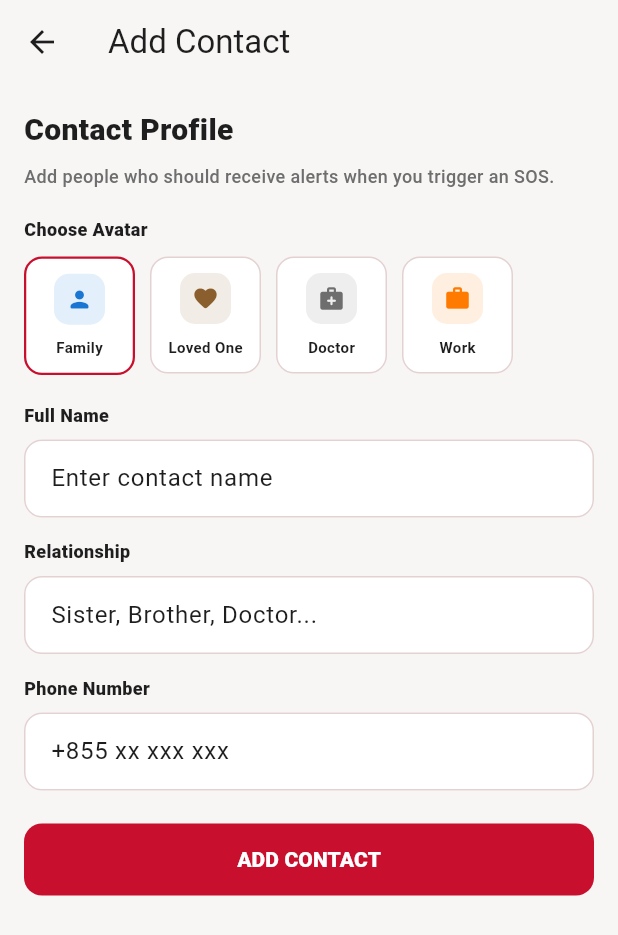
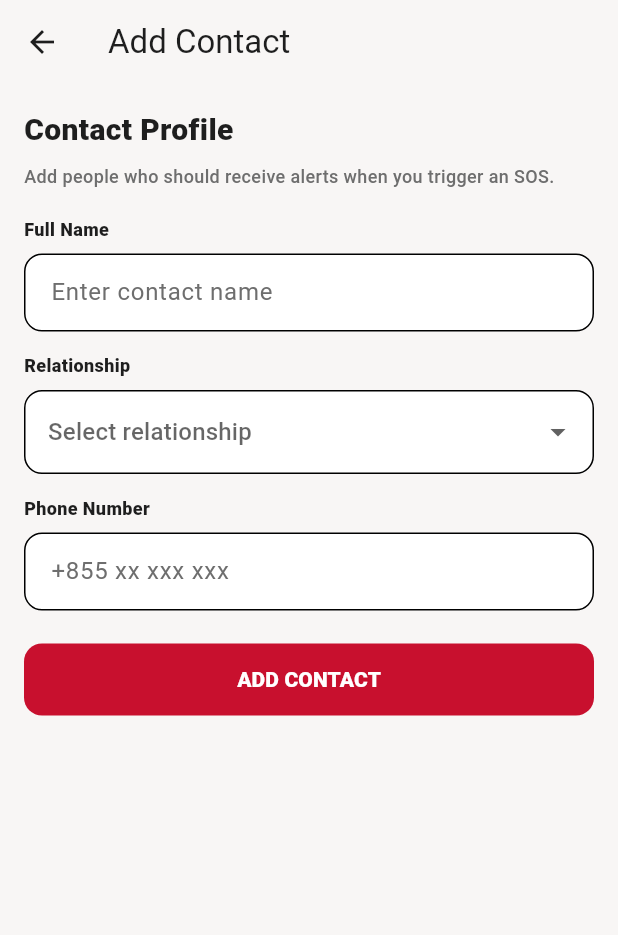
Before and after one commit to oulongheng09/Emergency_App, a Flutter app: the PersonalContactsScreen screen opened directly, after a tap on "ADD CONTACT", on a phone screen of 412 x 824 dp. Shown: the top 935 px of the screen. Run offline on Flutter 3.47's test engine with Material 3 defaults, Android fonts, the light colour scheme and no system bars; our stand-ins replace flutter_map, geolocator, latlong2, video_player; accounts and stored records are empty.

Commit message:
Modify dark mode in Emergency Contact, and remove avatar icon replace with relationship dropdown

```diff
--- a/lib/features/personal_contacts/add_edit_contact_screen.dart
+++ b/lib/features/personal_contacts/add_edit_contact_screen.dart
@@ -15,32 +15,8 @@ class _AddEditContactScreenState extends State<AddEditContactScreen> {
   late final TextEditingController _nameController;
   late final TextEditingController _relationshipController;
   late final TextEditingController _phoneController;
-  late _ContactAvatarOption _selectedAvatar;
 
   bool get _isEditing => widget.contact != null;
-
-  static const _avatarOptions = [
-    _ContactAvatarOption(
-      icon: Icons.person_rounded,
-      color: AppColors.policeBlue,
-      label: 'Family',
-    ),
-    _ContactAvatarOption(
-      icon: Icons.favorite_rounded,
-      color: Color(0xFF8B5E2E),
-      label: 'Loved One',
-    ),
-    _ContactAvatarOption(
-      icon: Icons.medical_services_rounded,
-      color: AppColors.textGrey,
-      label: 'Doctor',
-    ),
-    _ContactAvatarOption(
-      icon: Icons.work_rounded,
-      color: AppColors.fireOrange,
-      label: 'Work',
-    ),
-  ];
 
   @override
   void initState() {
@@ -51,11 +27,6 @@ class _AddEditContactScreenState extends State<AddEditContactScreen> {
       text: contact?.relationship ?? '',
     );
     _phoneController = TextEditingController(text: contact?.phone ?? '');
-    _selectedAvatar = _avatarOptions.firstWhere(
-      (option) =>
-          option.icon == contact?.icon && option.color == contact?.iconColor,
-      orElse: () => _avatarOptions.first,
-    );
   }
 
   @override
@@ -85,8 +56,8 @@ class _AddEditContactScreenState extends State<AddEditContactScreen> {
       name: name,
       relationship: relationship,
       phone: phone,
-      icon: _selectedAvatar.icon,
-      iconColor: _selectedAvatar.color,
+      icon: Icons.person,
+      iconColor: Colors.blue,
     );
 
     Navigator.of(context).pop(contact);
@@ -94,83 +65,64 @@ class _AddEditContactScreenState extends State<AddEditContactScreen> {
 
   @override
   Widget build(BuildContext context) {
+    final theme = Theme.of(context);
+    final isDarkMode = theme.brightness == Brightness.dark;
     return Scaffold(
-      backgroundColor: AppColors.background,
+      backgroundColor: theme.scaffoldBackgroundColor,
       appBar: AppBar(
-        backgroundColor: AppColors.background,
-        foregroundColor: AppColors.textDark,
+        backgroundColor: theme.scaffoldBackgroundColor,
+        foregroundColor: theme.colorScheme.onSurface,
         elevation: 0,
         title: Text(_isEditing ? 'Edit Contact' : 'Add Contact'),
       ),
       body: ListView(
         padding: const EdgeInsets.all(16),
         children: [
-          const Text(
+          Text(
             'Contact Profile',
             style: TextStyle(
               fontSize: 20,
               fontWeight: FontWeight.w900,
-              color: AppColors.textDark,
+              color: theme.colorScheme.onSurface,
             ),
           ),
           const SizedBox(height: 8),
-          const Text(
+          Text(
             'Add people who should receive alerts when you trigger an SOS.',
             style: TextStyle(
               fontSize: 12,
               fontWeight: FontWeight.w500,
-              color: AppColors.textGrey,
+              color: isDarkMode ? Colors.white70 : AppColors.textGrey,
             ),
           ),
+
           const SizedBox(height: 18),
-          const Text(
-            'Choose Avatar',
-            style: TextStyle(
-              fontSize: 12,
-              fontWeight: FontWeight.w800,
-              color: AppColors.textDark,
-            ),
-          ),
-          const SizedBox(height: 10),
-          Wrap(
-            spacing: 10,
-            runSpacing: 10,
-            children: [
-              for (final option in _avatarOptions)
-                _AvatarChoice(
-                  option: option,
-                  isSelected: option == _selectedAvatar,
-                  onTap: () {
-                    setState(() {
-                      _selectedAvatar = option;
-                    });
-                  },
-                ),
-            ],
-          ),
-          const SizedBox(height: 18),
+
           _ContactField(
+            isDarkMode: isDarkMode,
             controller: _nameController,
             label: 'Full Name',
             hint: 'Enter contact name',
             textInputAction: TextInputAction.next,
           ),
+
           const SizedBox(height: 14),
-          _ContactField(
-            controller: _relationshipController,
-            label: 'Relationship',
-            hint: 'Sister, Brother, Doctor...',
-            textInputAction: TextInputAction.next,
-          ),
+
+          _DropdownRelationshipField(controller: _relationshipController),
+
           const SizedBox(height: 14),
+
           _ContactField(
             controller: _phoneController,
             label: 'Phone Number',
             hint: '+855 xx xxx xxx',
             keyboardType: TextInputType.phone,
             textInputAction: TextInputAction.done,
+            isDarkMode: isDarkMode,
           ),
+
           const SizedBox(height: 22),
+
           SizedBox(
             height: 48,
             child: ElevatedButton(
@@ -200,6 +152,7 @@ class _ContactField extends StatelessWidget {
     required this.controller,
     required this.label,
     required this.hint,
+    required this.isDarkMode,
     this.keyboardType,
     this.textInputAction,
   });
@@ -207,42 +160,50 @@ class _ContactField extends StatelessWidget {
   final TextEditingController controller;
   final String label;
   final String hint;
+  final bool isDarkMode;
   final TextInputType? keyboardType;
   final TextInputAction? textInputAction;
 
   @override
   Widget build(BuildContext context) {
+    final theme = Theme.of(context);
     return Column(
       crossAxisAlignment: CrossAxisAlignment.start,
       children: [
         Text(
           label,
-          style: const TextStyle(
+          style: TextStyle(
             fontSize: 12,
             fontWeight: FontWeight.w800,
-            color: AppColors.textDark,
+            color: theme.colorScheme.onSurface,
           ),
         ),
+
         const SizedBox(height: 8),
+
         TextField(
           controller: controller,
           keyboardType: keyboardType,
           textInputAction: textInputAction,
+          style: TextStyle(color: theme.colorScheme.onSurface),
           decoration: InputDecoration(
             hintText: hint,
+            hintStyle: TextStyle(
+              color: isDarkMode ? Colors.white38 : AppColors.textGrey,
+            ),
             filled: true,
-            fillColor: Colors.white,
+            fillColor: theme.colorScheme.surface,
             contentPadding: const EdgeInsets.symmetric(
               horizontal: 14,
               vertical: 14,
             ),
             border: OutlineInputBorder(
               borderRadius: BorderRadius.circular(12),
-              borderSide: const BorderSide(color: AppColors.border),
+              borderSide: BorderSide(color: theme.dividerColor),
             ),
             enabledBorder: OutlineInputBorder(
               borderRadius: BorderRadius.circular(12),
-              borderSide: const BorderSide(color: AppColors.border),
+              borderSide: BorderSide(color: theme.dividerColor),
             ),
             focusedBorder: OutlineInputBorder(
               borderRadius: BorderRadius.circular(12),
@@ -255,67 +216,86 @@ class _ContactField extends StatelessWidget {
   }
 }
 
-class _AvatarChoice extends StatelessWidget {
-  const _AvatarChoice({
-    required this.option,
-    required this.isSelected,
-    required this.onTap,
-  });
+class _DropdownRelationshipField extends StatelessWidget {
+  const _DropdownRelationshipField({required this.controller});
 
-  final _ContactAvatarOption option;
-  final bool isSelected;
-  final VoidCallback onTap;
+  final TextEditingController controller;
+
+  static const List<String> relationships = [
+    'Family',
+    'Loved One',
+    'Doctor',
+    'Work',
+  ];
+
+  String _normalizeRelationship(String value) {
+    switch (value.toLowerCase()) {
+      case 'father':
+      case 'mother':
+      case 'brother':
+      case 'sister':
+      case 'family':
+        return 'Family';
+
+      case 'friend':
+      case 'wife':
+      case 'husband':
+      case 'girlfriend':
+      case 'boyfriend':
+      case 'loved one':
+        return 'Loved One';
+
+      case 'doctor':
+        return 'Doctor';
+
+      case 'colleague':
+      case 'boss':
+      case 'work':
+        return 'Work';
+
+      default:
+        return 'Family';
+    }
+  }
 
   @override
   Widget build(BuildContext context) {
-    return GestureDetector(
-      onTap: onTap,
-      child: Container(
-        width: 74,
-        padding: const EdgeInsets.symmetric(vertical: 10),
-        decoration: BoxDecoration(
-          color: Colors.white,
-          borderRadius: BorderRadius.circular(12),
-          border: Border.all(
-            color: isSelected ? AppColors.primaryRed : AppColors.border,
-            width: isSelected ? 1.5 : 1,
+    final theme = Theme.of(context);
+
+    return Column(
+      crossAxisAlignment: CrossAxisAlignment.start,
+      children: [
+        Text(
+          'Relationship',
+          style: TextStyle(
+            fontSize: 12,
+            fontWeight: FontWeight.w800,
+            color: theme.colorScheme.onSurface,
           ),
         ),
-        child: Column(
-          children: [
-            Container(
-              width: 34,
-              height: 34,
-              decoration: BoxDecoration(
-                color: option.color.withValues(alpha: 0.12),
-                borderRadius: BorderRadius.circular(10),
-              ),
-              child: Icon(option.icon, color: option.color, size: 18),
+        const SizedBox(height: 8),
+        DropdownButtonFormField<String>(
+          value: controller.text.isEmpty
+              ? null
+              : _normalizeRelationship(controller.text),
+          decoration: InputDecoration(
+            filled: true,
+            fillColor: theme.colorScheme.surface,
+            border: OutlineInputBorder(borderRadius: BorderRadius.circular(12)),
+            enabledBorder: OutlineInputBorder(
+              borderRadius: BorderRadius.circular(12),
+              borderSide: BorderSide(color: theme.dividerColor),
             ),
-            const SizedBox(height: 8),
-            Text(
-              option.label,
-              style: const TextStyle(
-                fontSize: 10,
-                fontWeight: FontWeight.w700,
-                color: AppColors.textDark,
-              ),
-            ),
-          ],
+          ),
+          hint: const Text('Select relationship'),
+          items: relationships.map((item) {
+            return DropdownMenuItem(value: item, child: Text(item));
+          }).toList(),
+          onChanged: (value) {
+            controller.text = value ?? '';
+          },
         ),
-      ),
+      ],
     );
   }
 }
-
-class _ContactAvatarOption {
-  const _ContactAvatarOption({
-    required this.icon,
-    required this.color,
-    required this.label,
-  });
-
-  final IconData icon;
-  final Color color;
-  final String label;
-}
--- a/lib/features/personal_contacts/personal_contacts_screen.dart
+++ b/lib/features/personal_contacts/personal_contacts_screen.dart
@@ -30,6 +30,43 @@ class _PersonalContactsScreenState extends State<PersonalContactsScreen> {
   List<PersonalContactModel> _contacts = [];
 
   bool _isLoading = true;
+  IconData _getIcon(String relationship) {
+    switch (relationship.toLowerCase()) {
+      case 'family':
+        return Icons.person_rounded;
+
+      case 'loved one':
+        return Icons.favorite_rounded;
+
+      case 'doctor':
+        return Icons.medical_services_rounded;
+
+      case 'work':
+        return Icons.work_rounded;
+
+      default:
+        return Icons.person_rounded;
+    }
+  }
+
+  Color _getIconColor(String relationship) {
+    switch (relationship.toLowerCase()) {
+      case 'family':
+        return const Color.fromARGB(255, 26, 245, 77);
+
+      case 'doctor':
+        return const Color.fromARGB(255, 248, 16, 16);
+
+      case 'loved one':
+        return const Color.fromARGB(255, 252, 52, 162);
+
+      case 'work':
+        return AppColors.policeBlue;
+
+      default:
+        return AppColors.policeBlue;
+    }
+  }
 
   @override
   void initState() {
@@ -57,13 +94,15 @@ class _PersonalContactsScreenState extends State<PersonalContactsScreen> {
 
       setState(() {
         _contacts = data.map<PersonalContactModel>((e) {
+          final relationship = e['relationship'] ?? '';
+
           return PersonalContactModel(
             id: e['id'].toString(),
             name: e['name'] ?? '',
-            relationship: e['relationship'] ?? '',
+            relationship: relationship,
             phone: e['phone_number'].toString(),
-            icon: Icons.person_rounded,
-            iconColor: AppColors.policeBlue,
+            icon: _getIcon(relationship),
+            iconColor: _getIconColor(relationship),
           );
         }).toList();
 
@@ -98,7 +137,7 @@ class _PersonalContactsScreenState extends State<PersonalContactsScreen> {
       if (mounted) {
         ScaffoldMessenger.of(context).showSnackBar(
           const SnackBar(
-            content: Text('✅ Contact added successfully'),
+            content: Text('Contact added successfully'),
             backgroundColor: Colors.green,
             duration: Duration(seconds: 2),
           ),
@@ -108,7 +147,7 @@ class _PersonalContactsScreenState extends State<PersonalContactsScreen> {
       if (mounted) {
         ScaffoldMessenger.of(context).showSnackBar(
           SnackBar(
-            content: Text('❌ Failed to add contact: $e'),
+            content: Text('Failed to add contact: $e'),
             backgroundColor: Colors.red,
             duration: const Duration(seconds: 3),
           ),
@@ -139,7 +178,7 @@ class _PersonalContactsScreenState extends State<PersonalContactsScreen> {
       if (mounted) {
         ScaffoldMessenger.of(context).showSnackBar(
           const SnackBar(
-            content: Text('✅ Contact updated successfully'),
+            content: Text('Contact updated successfully'),
             backgroundColor: Colors.green,
             duration: Duration(seconds: 2),
           ),
@@ -149,7 +188,7 @@ class _PersonalContactsScreenState extends State<PersonalContactsScreen> {
       if (mounted) {
         ScaffoldMessenger.of(context).showSnackBar(
           SnackBar(
-            content: Text('❌ Failed to update contact: $e'),
+            content: Text('Failed to update contact: $e'),
             backgroundColor: Colors.red,
             duration: const Duration(seconds: 3),
           ),
@@ -192,7 +231,7 @@ class _PersonalContactsScreenState extends State<PersonalContactsScreen> {
       if (mounted) {
         ScaffoldMessenger.of(context).showSnackBar(
           const SnackBar(
-            content: Text('✅ Contact deleted successfully'),
+            content: Text('Contact deleted successfully'),
             backgroundColor: Colors.green,
             duration: Duration(seconds: 2),
           ),
@@ -202,7 +241,7 @@ class _PersonalContactsScreenState extends State<PersonalContactsScreen> {
       if (mounted) {
         ScaffoldMessenger.of(context).showSnackBar(
           SnackBar(
-            content: Text('❌ Failed to delete contact: $e'),
+            content: Text('Failed to delete contact: $e'),
             backgroundColor: Colors.red,
             duration: const Duration(seconds: 3),
           ),
@@ -506,7 +545,7 @@ class _EmergencyContactCard extends StatelessWidget {
           ),
           _ContactIconButton(
             icon: Icons.edit_outlined,
-            color: AppColors.textDark,
+            color: const Color.fromARGB(255, 0, 170, 255),
             onTap: onEdit,
           ),
           const SizedBox(width: 8),
```
